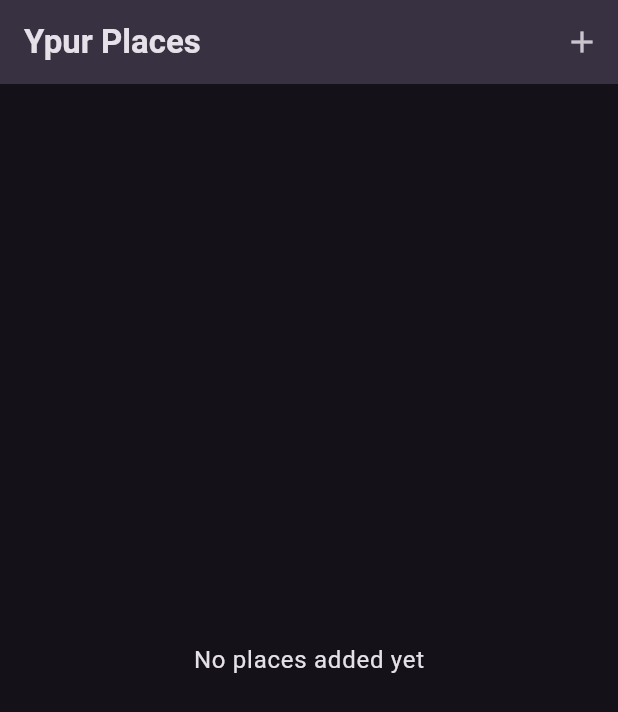
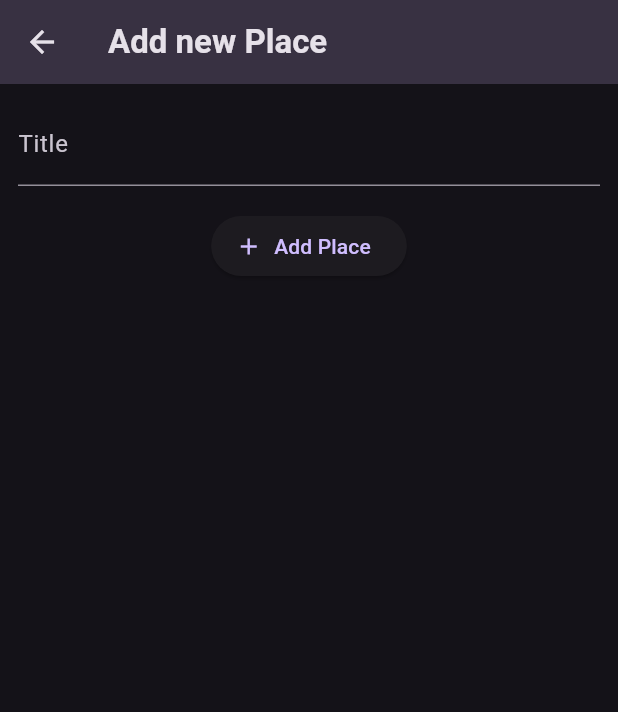
Before and after one commit to martirosianartur/favorite_places, a Flutter app: the screen it shows after launch, after a tap on the "add" icon, on a phone screen of 412 x 824 dp. Shown: the top 712 px of the screen. Run offline on Flutter 3.47's test engine with Material 3 defaults, Android fonts, the phone set to English and light mode, and no system bars; our stand-ins replace google_fonts.

Commit message:
Add 'Add Screen' with navigation

```diff
--- a/lib/screens/add_place.dart
+++ b/lib/screens/add_place.dart
@@ -0,0 +1,47 @@
+import 'package:flutter/material.dart';
+
+class AddPlaceScreen extends StatefulWidget {
+  const AddPlaceScreen({super.key});
+
+  @override
+  State<AddPlaceScreen> createState() => _AddPlaceScreenState();
+}
+
+class _AddPlaceScreenState extends State<AddPlaceScreen> {
+  final _titleController = TextEditingController();
+
+  @override
+  void dispose() {
+    _titleController.dispose();
+    super.dispose();
+  }
+
+  @override
+  Widget build(BuildContext context) {
+    return Scaffold(
+      appBar: AppBar(
+        title: const Text('Add new Place'),
+      ),
+      body: SingleChildScrollView(
+        padding: const EdgeInsets.all(12),
+        child: Column(
+          children: [
+            TextField(
+              decoration: const InputDecoration(labelText: 'Title'),
+              controller: _titleController,
+              style: TextStyle(color: Theme.of(context).colorScheme.onSurface),
+            ),
+            const SizedBox(
+              height: 16,
+            ),
+            ElevatedButton.icon(
+              onPressed: () {},
+              icon: const Icon(Icons.add),
+              label: const Text('Add Place'),
+            )
+          ],
+        ),
+      ),
+    );
+  }
+}
--- a/lib/screens/places.dart
+++ b/lib/screens/places.dart
@@ -1,3 +1,4 @@
+import 'package:favorite_places/screens/add_place.dart';
 import 'package:favorite_places/widgets/places_list.dart';
 import 'package:flutter/material.dart';
 
@@ -11,7 +12,13 @@ class PlacesScreen extends StatelessWidget {
         title: const Text('Ypur Places'),
         actions: [
           IconButton(
-            onPressed: () {},
+            onPressed: () {
+              Navigator.of(context).push(
+                MaterialPageRoute(
+                  builder: (ctx) => const AddPlaceScreen(),
+                ),
+              );
+            },
             icon: const Icon(Icons.add),
           ),
         ],
```
